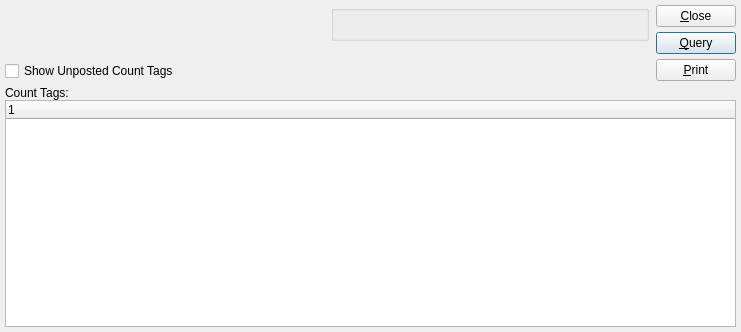
Qt form guiclient/dspCountTagsByItem.ui (Pegasus-RPG/xtuple-client) before a commit.
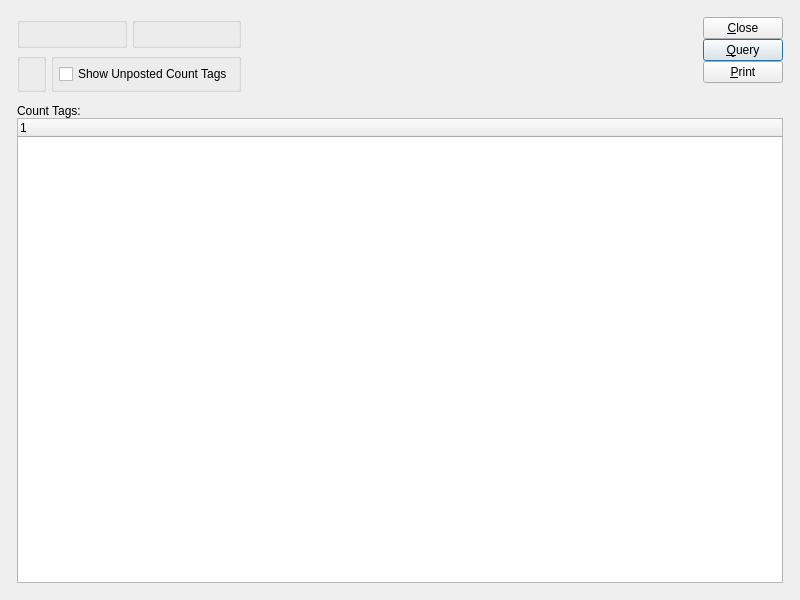
The same form after that commit. Custom widgets are drawn as their Qt base class.

Commit message: issue 8520:  Touch up layouts with tweaked clusters.

Patch:
```diff
--- a/guiclient/dspCountTagsByItem.ui
+++ b/guiclient/dspCountTagsByItem.ui
@@ -13,47 +13,103 @@
    <rect>
     <x>0</x>
     <y>0</y>
-    <width>741</width>
-    <height>332</height>
+    <width>800</width>
+    <height>600</height>
    </rect>
   </property>
   <property name="windowTitle" >
    <string>Count Tags by Item</string>
   </property>
-   <layout class="QVBoxLayout" >
-    <item>
-     <layout class="QHBoxLayout" >
+  <layout class="QGridLayout" name="gridLayout_7" >
+   <item row="0" column="0" >
+    <layout class="QGridLayout" name="gridLayout_6" >
       <property name="margin" >
-       <number>0</number>
+      <number>12</number>
       </property>
       <property name="spacing" >
-       <number>7</number>
-      </property>
+      <number>12</number>
+     </property>
+     <item row="0" column="0" >
+      <layout class="QHBoxLayout" name="horizontalLayout_2" >
       <item>
-       <layout class="QVBoxLayout" >
-        <property name="margin" >
-         <number>0</number>
-        </property>
-        <property name="spacing" >
-         <number>0</number>
-        </property>
+        <layout class="QGridLayout" name="gridLayout_5" >
+         <item row="0" column="0" >
+          <widget class="QGroupBox" name="_itemGroup" >
+           <property name="title" >
+            <string/>
+           </property>
+           <layout class="QGridLayout" name="gridLayout_2" >
+            <item row="0" column="0" >
+             <layout class="QVBoxLayout" name="verticalLayout" >
+              <item>
+               <widget class="ItemCluster" name="_item" >
+                <property name="sizePolicy" >
+                 <sizepolicy vsizetype="Preferred" hsizetype="Minimum" >
+                  <horstretch>0</horstretch>
+                  <verstretch>0</verstretch>
+                 </sizepolicy>
+                </property>
+               </widget>
+              </item>
         <item>
-         <layout class="QVBoxLayout" >
-          <property name="margin" >
-           <number>0</number>
-          </property>
-          <property name="spacing" >
-           <number>5</number>
-          </property>
+               <spacer>
+                <property name="orientation" >
+                 <enum>Qt::Vertical</enum>
+                </property>
+                <property name="sizeType" >
+                 <enum>QSizePolicy::Expanding</enum>
+                </property>
+                <property name="sizeHint" stdset="0" >
+                 <size>
+                  <width>20</width>
+                  <height>0</height>
+                 </size>
+                </property>
+               </spacer>
+              </item>
+             </layout>
+            </item>
+           </layout>
+          </widget>
+         </item>
+         <item row="0" column="1" >
+          <widget class="QGroupBox" name="_dateGroup" >
+           <property name="title" >
+            <string/>
+           </property>
+           <layout class="QGridLayout" name="gridLayout_3" >
+            <item row="0" column="0" >
+             <widget class="DateCluster" name="_dates" />
+            </item>
+           </layout>
+          </widget>
+         </item>
+         <item row="1" column="0" colspan="2" >
+          <layout class="QHBoxLayout" name="horizontalLayout" >
           <item>
-           <widget class="ItemCluster" name="_item" />
+            <widget class="WarehouseGroup" name="_warehouse" >
+             <property name="title" >
+              <string/>
+             </property>
+             <property name="fixedSize" >
+              <bool>false</bool>
+             </property>
+            </widget>
           </item>
           <item>
+            <widget class="QGroupBox" name="_optionsGroup" >
+             <property name="title" >
+              <string/>
+             </property>
+             <layout class="QGridLayout" name="gridLayout_4" >
+              <item row="0" column="0" >
+               <layout class="QVBoxLayout" name="verticalLayout_2" >
+                <item>
            <layout class="QHBoxLayout" >
-            <property name="margin" >
+                  <property name="spacing" >
              <number>0</number>
             </property>
-            <property name="spacing" >
+                  <property name="margin" >
              <number>0</number>
             </property>
             <item>
@@ -71,9 +127,9 @@
               <property name="sizeType" >
                <enum>QSizePolicy::Expanding</enum>
               </property>
-              <property name="sizeHint" >
+                    <property name="sizeHint" stdset="0" >
                <size>
-                <width>20</width>
+                      <width>0</width>
                 <height>20</height>
                </size>
               </property>
@@ -81,17 +137,15 @@
             </item>
            </layout>
           </item>
-         </layout>
-        </item>
         <item>
          <spacer>
           <property name="orientation" >
            <enum>Qt::Vertical</enum>
           </property>
           <property name="sizeType" >
-           <enum>QSizePolicy::Preferred</enum>
-          </property>
-          <property name="sizeHint" >
+                   <enum>QSizePolicy::Expanding</enum>
+                  </property>
+                  <property name="sizeHint" stdset="0" >
            <size>
             <width>20</width>
             <height>0</height>
@@ -101,39 +155,12 @@
         </item>
        </layout>
       </item>
-      <item>
-       <layout class="QVBoxLayout" >
-        <property name="margin" >
-         <number>0</number>
-        </property>
-        <property name="spacing" >
-         <number>0</number>
-        </property>
-        <item>
-         <layout class="QVBoxLayout" >
-          <property name="margin" >
-           <number>0</number>
-          </property>
-          <property name="spacing" >
-           <number>5</number>
-          </property>
-          <item>
-           <widget class="WarehouseGroup" name="_warehouse" >
-            <property name="title" >
-             <string/>
-            </property>
-           </widget>
-          </item>
-          <item>
-           <layout class="QHBoxLayout" >
-            <property name="margin" >
-             <number>0</number>
-            </property>
-            <property name="spacing" >
-             <number>0</number>
-            </property>
-            <item>
-             <widget class="DateCluster" name="_dates" />
+             </layout>
+            </widget>
+           </item>
+          </layout>
+         </item>
+        </layout>
             </item>
             <item>
              <spacer>
@@ -143,51 +170,29 @@
               <property name="sizeType" >
                <enum>QSizePolicy::Expanding</enum>
               </property>
-              <property name="sizeHint" >
+         <property name="sizeHint" stdset="0" >
                <size>
-                <width>194</width>
+           <width>0</width>
                 <height>20</height>
                </size>
               </property>
              </spacer>
             </item>
-           </layout>
-          </item>
-         </layout>
-        </item>
         <item>
-         <spacer>
-          <property name="orientation" >
-           <enum>Qt::Vertical</enum>
-          </property>
-          <property name="sizeType" >
-           <enum>QSizePolicy::Preferred</enum>
-          </property>
-          <property name="sizeHint" >
-           <size>
-            <width>20</width>
-            <height>0</height>
-           </size>
-          </property>
-         </spacer>
-        </item>
-       </layout>
-      </item>
-      <item>
        <layout class="QVBoxLayout" >
-        <property name="margin" >
+         <property name="spacing" >
          <number>0</number>
         </property>
-        <property name="spacing" >
+         <property name="margin" >
          <number>0</number>
         </property>
         <item>
          <layout class="QVBoxLayout" >
-          <property name="margin" >
+           <property name="spacing" >
            <number>0</number>
           </property>
-          <property name="spacing" >
-           <number>5</number>
+           <property name="margin" >
+            <number>0</number>
           </property>
           <item>
            <widget class="QPushButton" name="_close" >
@@ -233,9 +238,9 @@
            <enum>Qt::Vertical</enum>
           </property>
           <property name="sizeType" >
-           <enum>QSizePolicy::Preferred</enum>
-          </property>
-          <property name="sizeHint" >
+            <enum>QSizePolicy::Expanding</enum>
+           </property>
+           <property name="sizeHint" stdset="0" >
            <size>
             <width>20</width>
             <height>0</height>
@@ -247,11 +252,26 @@
       </item>
      </layout>
     </item>
-    <item>
+     <item row="1" column="0" >
+      <widget class="QFrame" name="frame" >
+       <property name="sizePolicy" >
+        <sizepolicy vsizetype="Expanding" hsizetype="Preferred" >
+         <horstretch>0</horstretch>
+         <verstretch>1</verstretch>
+        </sizepolicy>
+       </property>
+       <property name="frameShape" >
+        <enum>QFrame::NoFrame</enum>
+       </property>
+       <property name="frameShadow" >
+        <enum>QFrame::Raised</enum>
+       </property>
+       <layout class="QGridLayout" name="gridLayout" >
+        <property name="margin" >
+         <number>0</number>
+        </property>
+        <item row="0" column="0" >
      <layout class="QVBoxLayout" >
-      <property name="margin" >
-       <number>0</number>
-      </property>
       <property name="spacing" >
        <number>0</number>
       </property>
@@ -261,9 +281,7 @@
          <bool>true</bool>
         </property>
         <property name="sizePolicy" >
-         <sizepolicy>
-          <hsizetype>5</hsizetype>
-          <vsizetype>5</vsizetype>
+             <sizepolicy vsizetype="Preferred" hsizetype="Preferred" >
           <horstretch>0</horstretch>
           <verstretch>0</verstretch>
          </sizepolicy>
@@ -289,29 +307,34 @@
     </item>
    </layout>
  </widget>
+     </item>
+    </layout>
+   </item>
+  </layout>
+ </widget>
  <layoutdefault spacing="5" margin="5" />
  <pixmapfunction>qPixmapFromMimeSource</pixmapfunction>
  <customwidgets>
-  <customwidget>
-   <class>ItemCluster</class>
-   <extends>QWidget</extends>
-   <header>itemcluster.h</header>
-  </customwidget>
   <customwidget>
    <class>DateCluster</class>
    <extends>QWidget</extends>
    <header>datecluster.h</header>
   </customwidget>
   <customwidget>
-   <class>XCheckBox</class>
-   <extends>QCheckBox</extends>
-   <header>xcheckbox.h</header>
+   <class>ItemCluster</class>
+   <extends>QWidget</extends>
+   <header>itemcluster.h</header>
   </customwidget>
   <customwidget>
    <class>WarehouseGroup</class>
    <extends>QGroupBox</extends>
    <header>warehousegroup.h</header>
   </customwidget>
+  <customwidget>
+   <class>XCheckBox</class>
+   <extends>QCheckBox</extends>
+   <header>xcheckbox.h</header>
+  </customwidget>
   <customwidget>
    <class>XTreeWidget</class>
    <extends>QTreeWidget</extends>
```
Left out of the diff: 5 changed lines with no effect on the pictures. Lines whose indentation alone changed are shown as unchanged. The commit also changes 34 other files.
